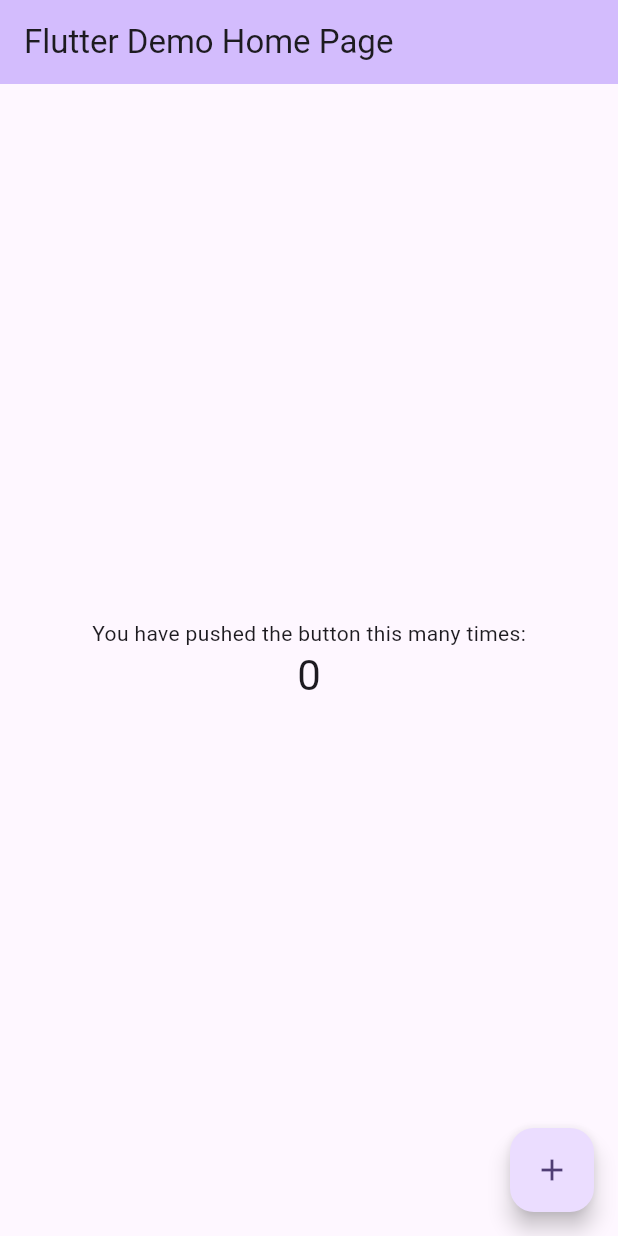
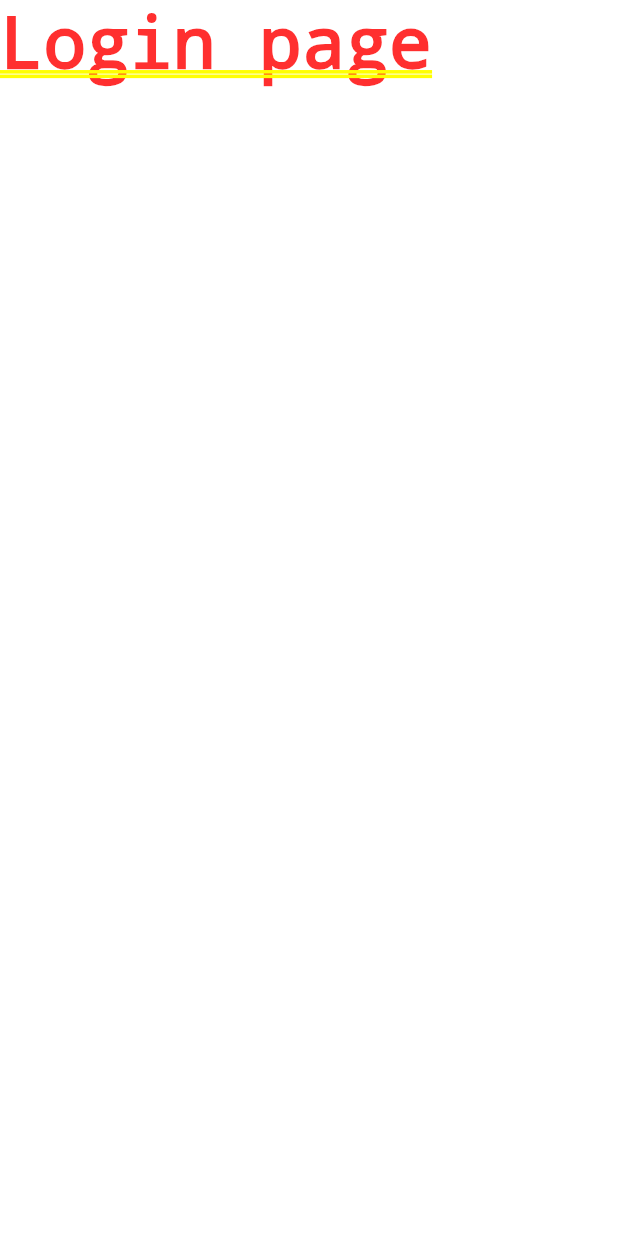
Before and after one commit to Susheer/flutter_finance, a Flutter app: the screen it shows after launch, on a phone screen of 412 x 824 dp. Run offline on Flutter 3.47's test engine with Material 2 defaults, Android fonts, the phone set to English and light mode, and no system bars; our stand-ins replace google_fonts.

Commit message:
login page page created

```diff
--- a/lib/main.dart
+++ b/lib/main.dart
@@ -1,4 +1,6 @@
 import 'package:flutter/material.dart';
+import 'package:flutter_finance_app/pages/login.dart';
+import 'package:google_fonts/google_fonts.dart';
 
 void main() {
   runApp(const MyApp());
@@ -10,60 +12,8 @@ class MyApp extends StatelessWidget {
   @override
   Widget build(BuildContext context) {
     return MaterialApp(
-      title: 'Flutter Demo',
-      theme: ThemeData(
-        colorScheme: ColorScheme.fromSeed(seedColor: Colors.deepPurple),
-        useMaterial3: true,
-      ),
-      home: const MyHomePage(title: 'Flutter Demo Home Page'),
-    );
+        debugShowCheckedModeBanner: false,
+        theme: ThemeData(fontFamily: GoogleFonts.poppins().fontFamily),
+        home: const LoginPage());
   }
 }
-
-class MyHomePage extends StatefulWidget {
-  const MyHomePage({super.key, required this.title});
-
-  final String title;
-
-  @override
-  State<MyHomePage> createState() => _MyHomePageState();
-}
-
-class _MyHomePageState extends State<MyHomePage> {
-  int _counter = 0;
-
-  void _incrementCounter() {
-    setState(() {
-      _counter++;
-    });
-  }
-
-  @override
-  Widget build(BuildContext context) {
-    return Scaffold(
-      appBar: AppBar(
-        backgroundColor: Theme.of(context).colorScheme.inversePrimary,
-        title: Text(widget.title),
-      ),
-      body: Center(
-        child: Column(
-          mainAxisAlignment: MainAxisAlignment.center,
-          children: <Widget>[
-            const Text(
-              'You have pushed the button this many times:',
-            ),
-            Text(
-              '$_counter',
-              style: Theme.of(context).textTheme.headlineMedium,
-            ),
-          ],
-        ),
-      ),
-      floatingActionButton: FloatingActionButton(
-        onPressed: _incrementCounter,
-        tooltip: 'Increment',
-        child: const Icon(Icons.add),
-      ),
-    );
-  }
-}
--- /dev/null
+++ b/lib/pages/login.dart
@@ -0,0 +1,15 @@
+import 'package:flutter/material.dart';
+
+class LoginPage extends StatefulWidget {
+  const LoginPage({super.key});
+
+  @override
+  State<LoginPage> createState() => _LoginPageState();
+}
+
+class _LoginPageState extends State<LoginPage> {
+  @override
+  Widget build(BuildContext context) {
+    return const Text("Login page");
+  }
+}
```
